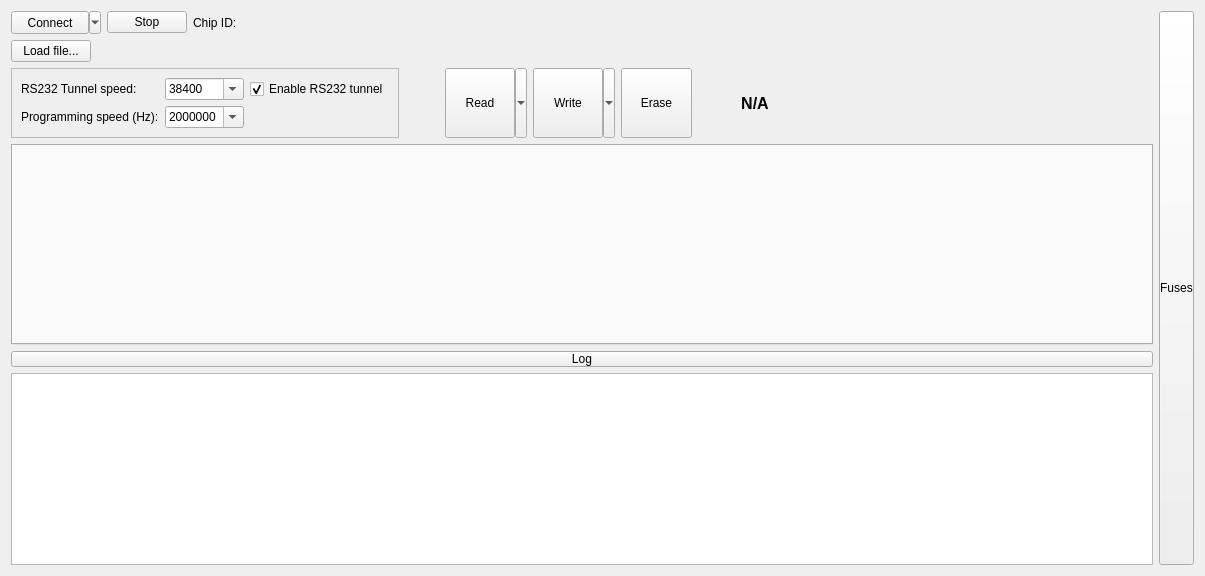
The window that src/LorrisShupito/lorrisshupito.ui (Tasssadar/Lorris) describes before a commit, drawn with Qt 5.
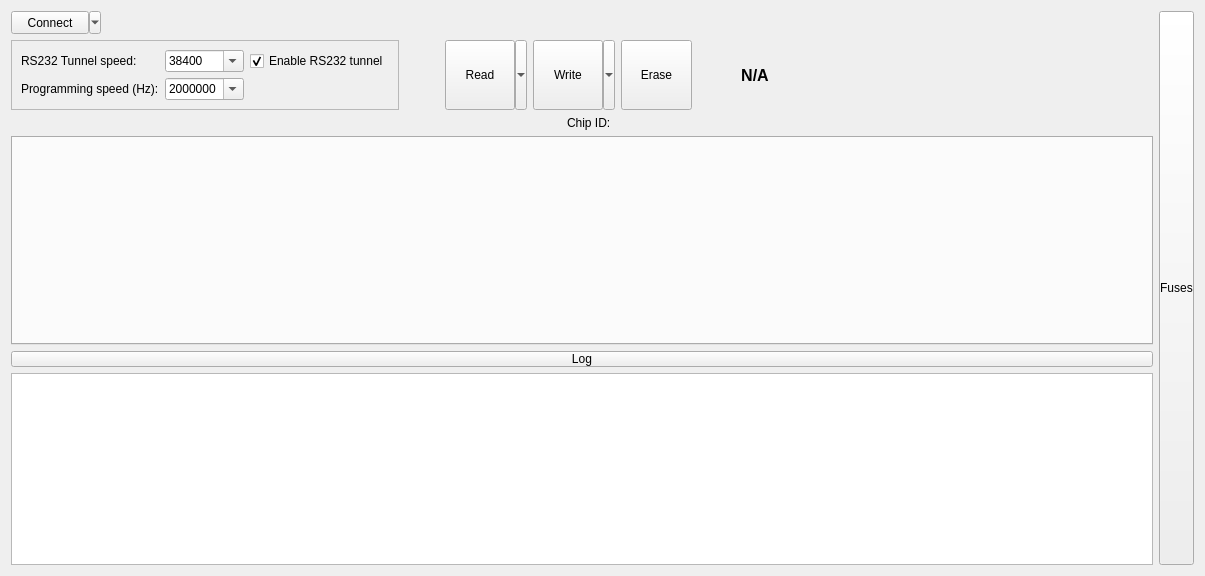
The same window after the commit. Icons and pictures are not drawn. Custom widgets are drawn as their Qt base class.

```diff
--- a/src/LorrisShupito/lorrisshupito.ui
+++ b/src/LorrisShupito/lorrisshupito.ui
@@ -43,27 +43,6 @@
          </property>
         </widget>
        </item>
-       <item>
-        <widget class="QPushButton" name="startstopButton">
-         <property name="text">
-          <string>Stop</string>
-         </property>
-        </widget>
-       </item>
-       <item>
-        <widget class="QLabel" name="label_2">
-         <property name="text">
-          <string>Chip ID:</string>
-         </property>
-        </widget>
-       </item>
-       <item>
-        <widget class="QLabel" name="chipIdLabel">
-         <property name="text">
-          <string notr="true"/>
-         </property>
-        </widget>
-       </item>
        <item>
         <spacer name="horizontalSpacer">
          <property name="orientation">
@@ -82,37 +61,6 @@
        </item>
       </layout>
      </item>
-     <item>
-      <layout class="QHBoxLayout" name="horizontalLayout_2" stretch="0,1,1">
-       <item>
-        <widget class="QPushButton" name="loadBtn">
-         <property name="text">
-          <string>Load file...</string>
-         </property>
-        </widget>
-       </item>
-       <item>
-        <widget class="QLabel" name="filename">
-         <property name="sizePolicy">
-          <sizepolicy hsizetype="Fixed" vsizetype="Preferred">
-           <horstretch>0</horstretch>
-           <verstretch>0</verstretch>
-          </sizepolicy>
-         </property>
-         <property name="text">
-          <string>&lt;No file loaded&gt;</string>
-         </property>
-        </widget>
-       </item>
-       <item>
-        <widget class="QLabel" name="filedate">
-         <property name="text">
-          <string notr="true"/>
-         </property>
-        </widget>
-       </item>
-      </layout>
-     </item>
      <item>
       <layout class="QHBoxLayout" name="horizontalLayout_3">
        <item>
@@ -464,6 +412,56 @@
        </item>
       </layout>
      </item>
+     <item>
+      <layout class="QHBoxLayout" name="toolLayout" stretch="0,0,0,0">
+       <item>
+        <widget class="QLabel" name="filename">
+         <property name="sizePolicy">
+          <sizepolicy hsizetype="Fixed" vsizetype="Preferred">
+           <horstretch>0</horstretch>
+           <verstretch>0</verstretch>
+          </sizepolicy>
+         </property>
+         <property name="text">
+          <string>&lt;No file loaded&gt;</string>
+         </property>
+        </widget>
+       </item>
+       <item>
+        <widget class="QLabel" name="filedate">
+         <property name="sizePolicy">
+          <sizepolicy hsizetype="Expanding" vsizetype="Preferred">
+           <horstretch>0</horstretch>
+           <verstretch>0</verstretch>
+          </sizepolicy>
+         </property>
+         <property name="text">
+          <string notr="true"/>
+         </property>
+        </widget>
+       </item>
+       <item>
+        <widget class="QLabel" name="label_2">
+         <property name="text">
+          <string>Chip ID:</string>
+         </property>
+        </widget>
+       </item>
+       <item>
+        <widget class="QLabel" name="chipIdLabel">
+         <property name="sizePolicy">
+          <sizepolicy hsizetype="Expanding" vsizetype="Preferred">
+           <horstretch>0</horstretch>
+           <verstretch>0</verstretch>
+          </sizepolicy>
+         </property>
+         <property name="text">
+          <string notr="true"/>
+         </property>
+        </widget>
+       </item>
+      </layout>
+     </item>
      <item>
       <widget class="QTabWidget" name="memTabs">
        <property name="currentIndex">
```
Left out of the diff: 2 changed lines with no effect on the pictures.
